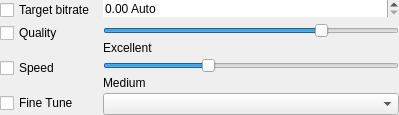
Before: the Qt Designer form src/UI/Blocks/blockvideobitrate.ui in RxLaboratory/DuME, drawn with Qt 5.
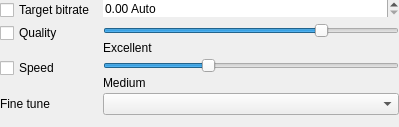
After: the same form once the commit is applied. Custom widgets are drawn as their Qt base class.

Commit message: fixed fine tuning management

```diff
--- a/src/UI/Blocks/blockvideobitrate.ui
+++ b/src/UI/Blocks/blockvideobitrate.ui
@@ -7,7 +7,7 @@
     <x>0</x>
     <y>0</y>
     <width>399</width>
-    <height>115</height>
+    <height>127</height>
    </rect>
   </property>
   <property name="windowTitle">
@@ -220,25 +220,16 @@
      </layout>
     </widget>
    </item>
-   <item row="3" column="0">
-    <widget class="QCheckBox" name="tuneButton">
-     <property name="minimumSize">
-      <size>
-       <width>100</width>
-       <height>0</height>
-      </size>
-     </property>
-     <property name="toolTip">
-      <string>Fine tune the video settings according to specific types of video.</string>
-     </property>
-     <property name="text">
-      <string>Fine Tune</string>
-     </property>
-    </widget>
-   </item>
    <item row="3" column="1">
     <widget class="DataComboBox" name="tuneBox"/>
    </item>
+   <item row="3" column="0">
+    <widget class="QLabel" name="tuneLabel">
+     <property name="text">
+      <string>Fine tune</string>
+     </property>
+    </widget>
+   </item>
   </layout>
   <action name="actionPerfect_95">
    <property name="text">
```
The commit also changes 7 other files.
